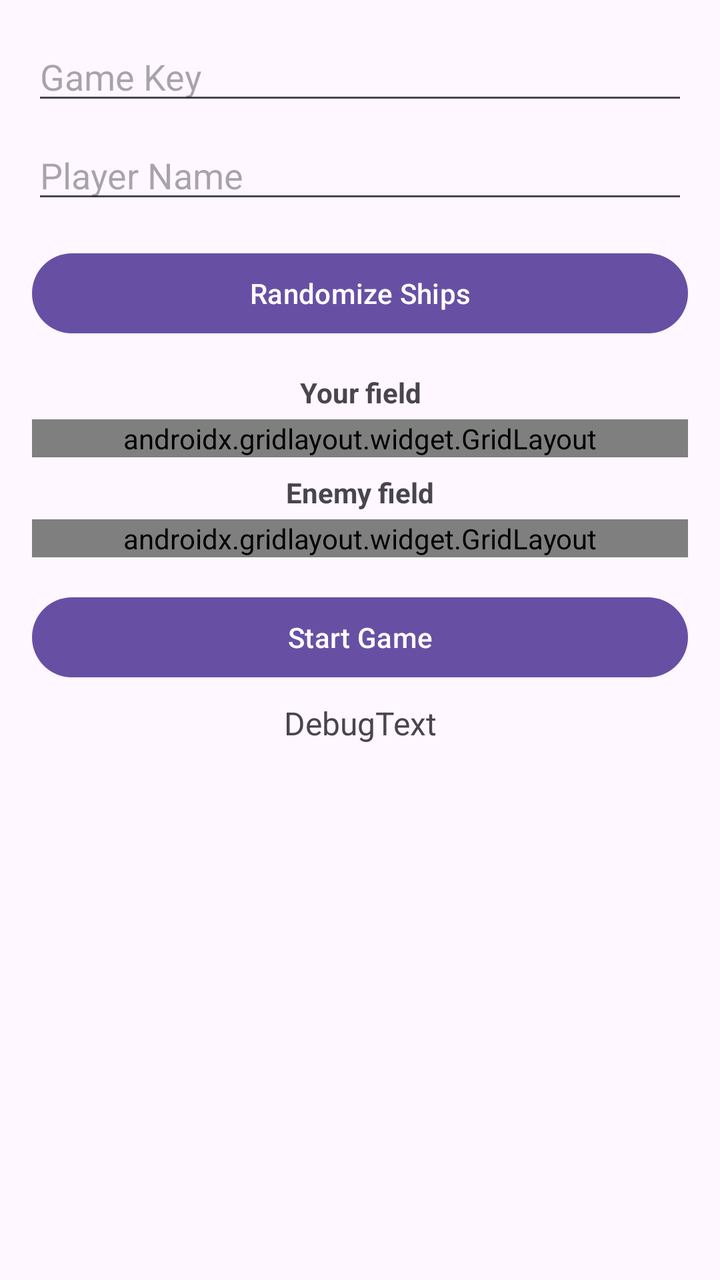
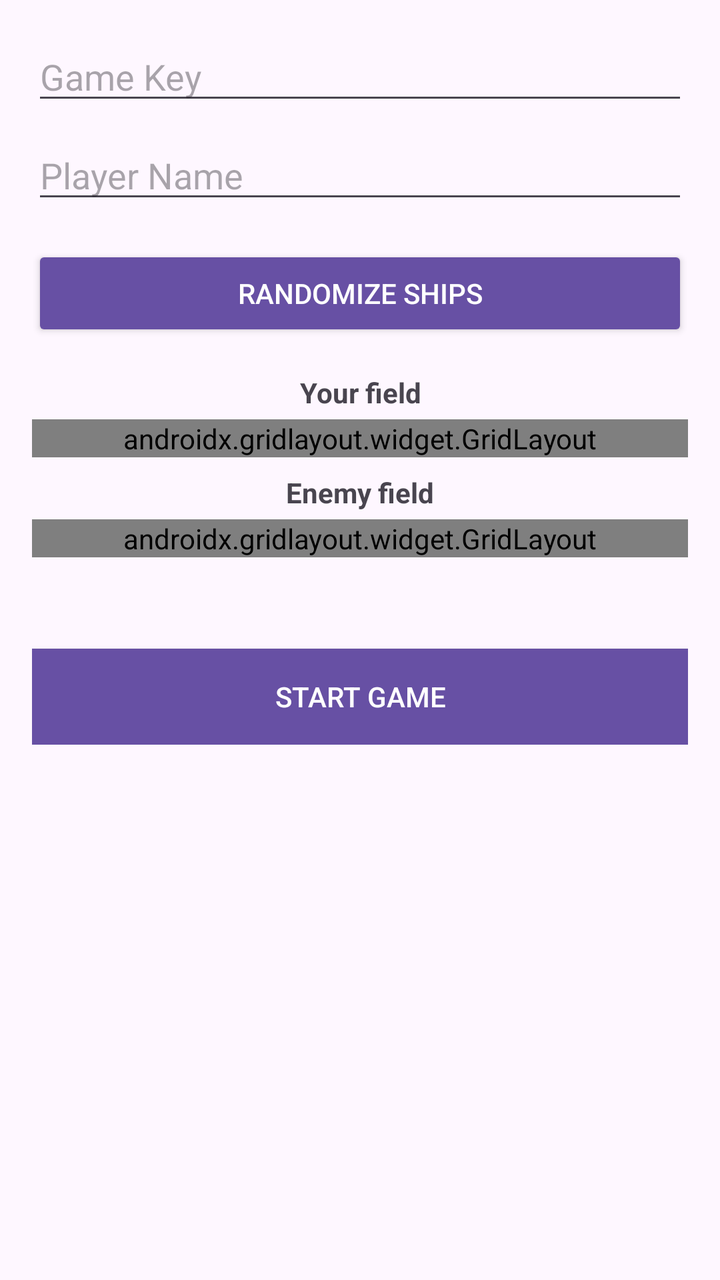

Compare the two renders of this Android layout. The source of the first and the diff that turns it into the second are given below.
<!-- AndroidManifest.xml: application theme Theme.BattleshipClient -->
<!-- res/layout/activity_main.xml -->
<?xml version="1.0" encoding="utf-8"?>
<ScrollView xmlns:android="http://schemas.android.com/apk/res/android"
    xmlns:tools="http://schemas.android.com/tools"
    android:layout_width="match_parent"
    android:layout_height="match_parent">

    <LinearLayout
        android:id="@+id/root_layout"
        android:layout_width="match_parent"
        android:layout_height="wrap_content"
        android:orientation="vertical"
        android:padding="16dp"
        tools:context=".MainActivity">

        <EditText
            android:id="@+id/et_a"
            android:layout_width="match_parent"
            android:layout_height="wrap_content"
            android:hint="Game Key"
            android:layout_marginBottom="8dp"/>

        <EditText
            android:id="@+id/et_b"
            android:layout_width="match_parent"
            android:layout_height="wrap_content"
            android:hint="Player Name"
            android:layout_marginBottom="16dp"/>

        <Button
            android:id="@+id/btn_randomize"
            android:layout_width="match_parent"
            android:layout_height="wrap_content"
            android:text="Randomize Ships"
            android:layout_marginBottom="8dp"/>

        <TextView
            android:layout_width="match_parent"
            android:layout_height="wrap_content"
            android:text="Your field"
            android:textStyle="bold"
            android:gravity="center"
            android:layout_marginTop="8dp"
            android:layout_marginBottom="4dp"/>

        <androidx.gridlayout.widget.GridLayout
            android:id="@+id/board_grid_own"
            android:layout_width="match_parent"
            android:layout_height="wrap_content"
            android:alignmentMode="alignMargins"
            android:columnCount="10"
            android:rowCount="10"
            android:useDefaultMargins="true"
            android:background="#cccccc" />

        <TextView
            android:layout_width="match_parent"
            android:layout_height="wrap_content"
            android:text="Enemy field"
            android:textStyle="bold"
            android:gravity="center"
            android:layout_marginTop="8dp"
            android:layout_marginBottom="4dp"/>

        <androidx.gridlayout.widget.GridLayout
            android:id="@+id/board_grid_enemy"
            android:layout_width="match_parent"
            android:layout_height="wrap_content"
            android:alignmentMode="alignMargins"
            android:columnCount="10"
            android:rowCount="10"
            android:useDefaultMargins="true"
            android:background="#cccccc" />

        <Button
            android:id="@+id/btn_add"
            android:layout_width="match_parent"
            android:layout_height="wrap_content"
            android:text="Start Game"
            android:layout_marginTop="16dp"/>

        <TextView
            android:id="@+id/result_tv"
            android:layout_width="match_parent"
            android:layout_height="wrap_content"
            android:text="DebugText"
            android:textSize="16sp"
            android:gravity="center"
            android:layout_marginTop="8dp"/>
    </LinearLayout>
</ScrollView>
<!-- resources referenced by this layout -->
<resources>
  <style name="Theme.BattleshipClient" parent="Base.Theme.BattleshipClient" />
  <style name="Base.Theme.BattleshipClient" parent="Theme.Material3.DayNight.NoActionBar">
          
          
      </style>
</resources>

<!-- the commit's change to res/layout/activity_main.xml (unified diff, before → after) -->
@@ -28,10 +28,11 @@
 
         <Button
             android:id="@+id/btn_randomize"
+            style="@style/Widget.AppCompat.Button"
             android:layout_width="match_parent"
             android:layout_height="wrap_content"
-            android:text="Randomize Ships"
-            android:layout_marginBottom="8dp"/>
+            android:layout_marginBottom="8dp"
+            android:text="Randomize Ships" />
 
         <TextView
             android:layout_width="match_parent"
@@ -71,20 +72,22 @@
             android:useDefaultMargins="true"
             android:background="#cccccc" />
 
-        <Button
-            android:id="@+id/btn_add"
-            android:layout_width="match_parent"
-            android:layout_height="wrap_content"
-            android:text="Start Game"
-            android:layout_marginTop="16dp"/>
-
         <TextView
             android:id="@+id/result_tv"
             android:layout_width="match_parent"
             android:layout_height="wrap_content"
-            android:text="DebugText"
+            android:text=" "
             android:textSize="16sp"
             android:gravity="center"
             android:layout_marginTop="8dp"/>
+
+        <Button
+            android:id="@+id/btn_add"
+            style="@style/Widget.AppCompat.Button"
+            android:layout_width="match_parent"
+            android:layout_height="wrap_content"
+            android:layout_marginTop="16dp"
+            android:background="#3F51B5"
+            android:text="Start Game" />
     </LinearLayout>
 </ScrollView>
